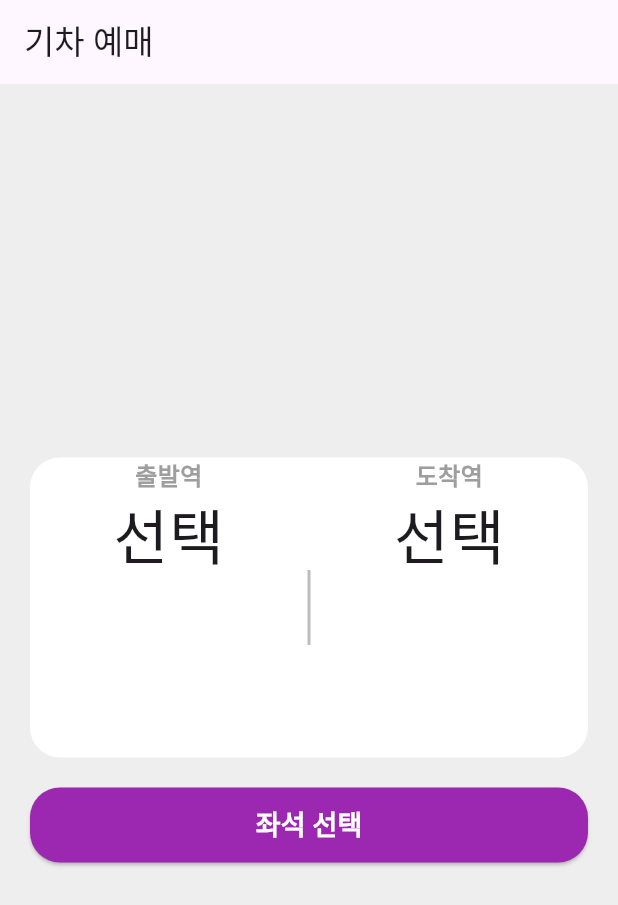
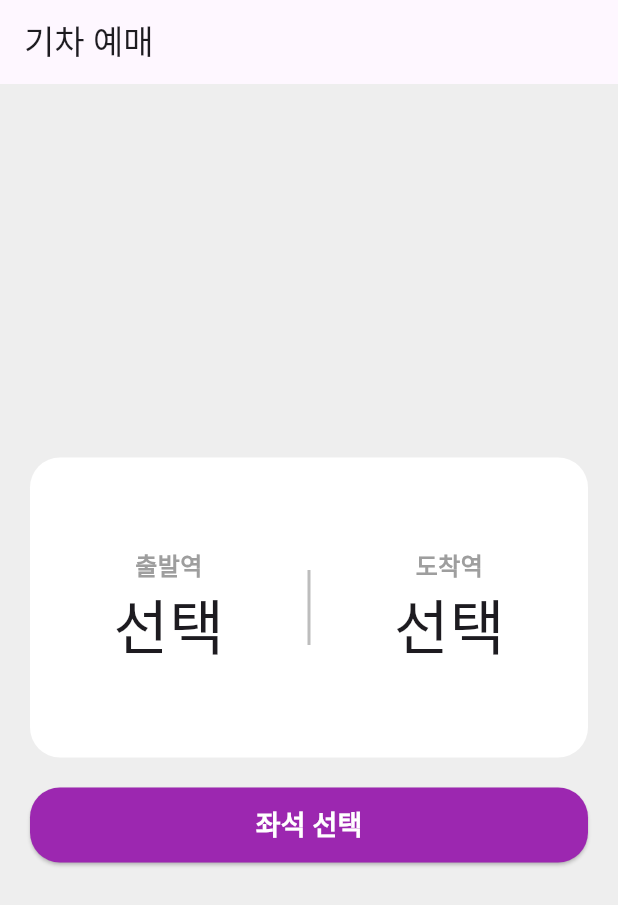
Before and after one commit to seoyeon-haru/flutter_train_app, a Flutter app: the screen it shows after launch, on a phone screen of 412 x 824 dp. Shown: the top 905 px of the screen. Run offline on Flutter 3.47's test engine with Material 3 defaults, Android fonts, the phone set to English and light mode, and no system bars.

Commit message:
Create class

```diff
--- a/lib/home/widget/station_selector.dart
+++ b/lib/home/widget/station_selector.dart
@@ -13,6 +13,7 @@ class StationSelector extends StatelessWidget {
         mainAxisAlignment: MainAxisAlignment.spaceEvenly,
         children: [
           Column( // 출발역 Text Wrap with Column 해서 선택 글자 구현
+          mainAxisAlignment: MainAxisAlignment.center,
             children: [
               Text(
                 '출발역', // 텍스트 입력
@@ -29,6 +30,7 @@ class StationSelector extends StatelessWidget {
           ),
           Container(width: 2, height: 50, color: Colors.grey[400],), // 가운데 선 구현
           Column(
+            mainAxisAlignment: MainAxisAlignment.center,
             children: [
               Text(
                 '도착역',
```
Also changed, not shown: lib/second/station_list_page.dart (added, +8 -0 lines), lib/second/widget/station_name_list.dart (added, +8 -0 lines).
